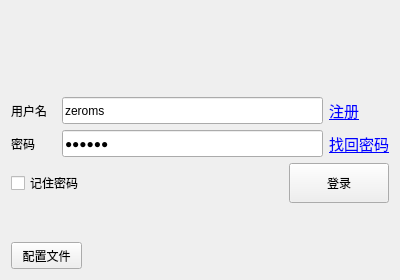
Above: Qt4-PC-Client/login.ui from jysperm/ZeroMS-1x before the change. Below: the same form after it.
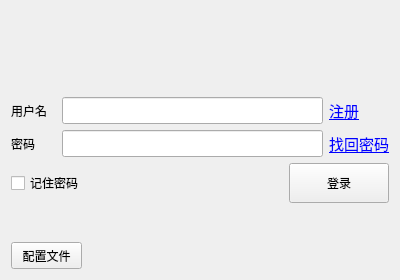
That is the form after the change.

```diff
--- a/Qt4-PC-Client/login.ui
+++ b/Qt4-PC-Client/login.ui
@@ -76,9 +76,6 @@
            <height>27</height>
           </size>
          </property>
-         <property name="text">
-          <string>zeroms</string>
-         </property>
         </widget>
        </item>
        <item row="0" column="2">
@@ -137,9 +134,6 @@
            <height>27</height>
           </size>
          </property>
-         <property name="text">
-          <string>123123</string>
-         </property>
          <property name="echoMode">
           <enum>QLineEdit::Password</enum>
          </property>
```
Left out of the diff: 3 changed lines with no effect on the pictures.
